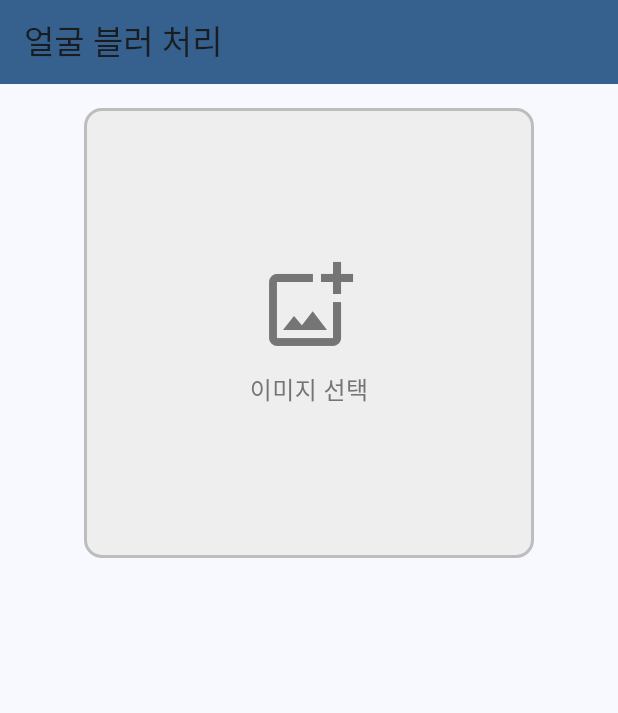
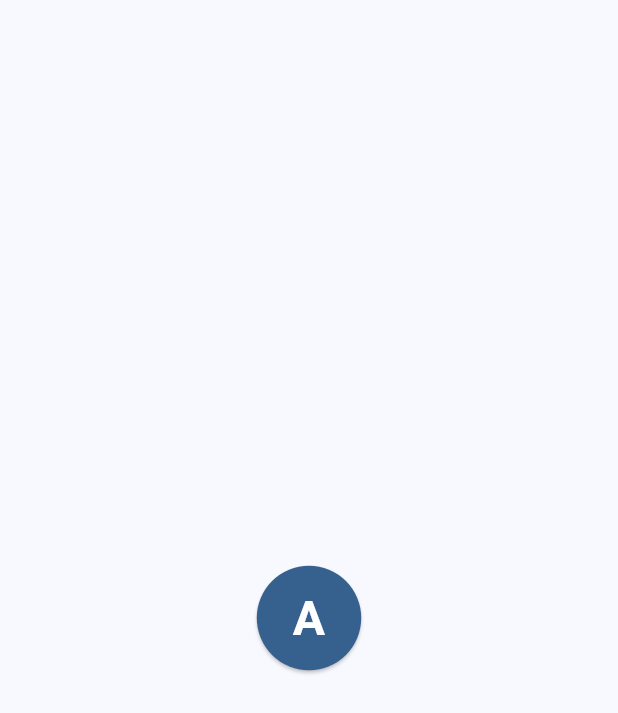
Before and after one commit to wdrppl/server-faceblur, a Flutter app: the screen it shows after launch, on a phone screen of 412 x 824 dp. Shown: the top 713 px of the screen. Run offline on Flutter 3.47's test engine with Material 3 defaults, Android fonts, the phone set to English and light mode, and no system bars; our stand-ins replace dio, image_picker.

Commit message:
FaceBlurScreen -> FaceBlurScreenA

```diff
--- a/lib/main.dart
+++ b/lib/main.dart
@@ -1,5 +1,5 @@
 import 'package:flutter/material.dart';
-import 'screens/face_blur_screen.dart';
+import 'screens/home_screen.dart';
 
 void main() {
   runApp(const MyApp());
@@ -16,7 +16,7 @@ class MyApp extends StatelessWidget {
         colorScheme: ColorScheme.fromSeed(seedColor: Colors.blue),
         useMaterial3: true,
       ),
-      home: const FaceBlurScreen(),
+      home: const HomeScreen(),
     );
   }
 }
--- a/lib/screens/face_blur_screen.dart
+++ b/lib/screens/face_blur_screen_a.dart
@@ -4,14 +4,14 @@ import 'package:flutter/material.dart';
 import 'package:image_picker/image_picker.dart';
 import '../services/face_blur_service.dart';
 
-class FaceBlurScreen extends StatefulWidget {
-  const FaceBlurScreen({super.key});
+class FaceBlurScreenA extends StatefulWidget {
+  const FaceBlurScreenA({super.key});
 
   @override
-  FaceBlurScreenState createState() => FaceBlurScreenState();
+  FaceBlurScreenAState createState() => FaceBlurScreenAState();
 }
 
-class FaceBlurScreenState extends State<FaceBlurScreen> {
+class FaceBlurScreenAState extends State<FaceBlurScreenA> {
   final FaceBlurService _service = FaceBlurService();
   File? _imageFile;
   Uint8List? _processedImage;
--- /dev/null
+++ b/lib/screens/home_screen.dart
@@ -0,0 +1,35 @@
+import 'package:flutter/material.dart';
+import 'face_blur_screen_a.dart';
+
+class HomeScreen extends StatelessWidget {
+  const HomeScreen({super.key});
+
+  @override
+  Widget build(BuildContext context) {
+    return Scaffold(
+      body: Center(
+        child: ElevatedButton(
+          onPressed: () {
+            Navigator.push(
+              context,
+              MaterialPageRoute(builder: (context) => const FaceBlurScreenA()),
+            );
+          },
+          style: ElevatedButton.styleFrom(
+            padding: const EdgeInsets.all(24),
+            shape: const CircleBorder(),
+            backgroundColor: Theme.of(context).colorScheme.primary,
+          ),
+          child: const Text(
+            'A',
+            style: TextStyle(
+              fontSize: 32,
+              fontWeight: FontWeight.bold,
+              color: Colors.white,
+            ),
+          ),
+        ),
+      ),
+    );
+  }
+}
```
